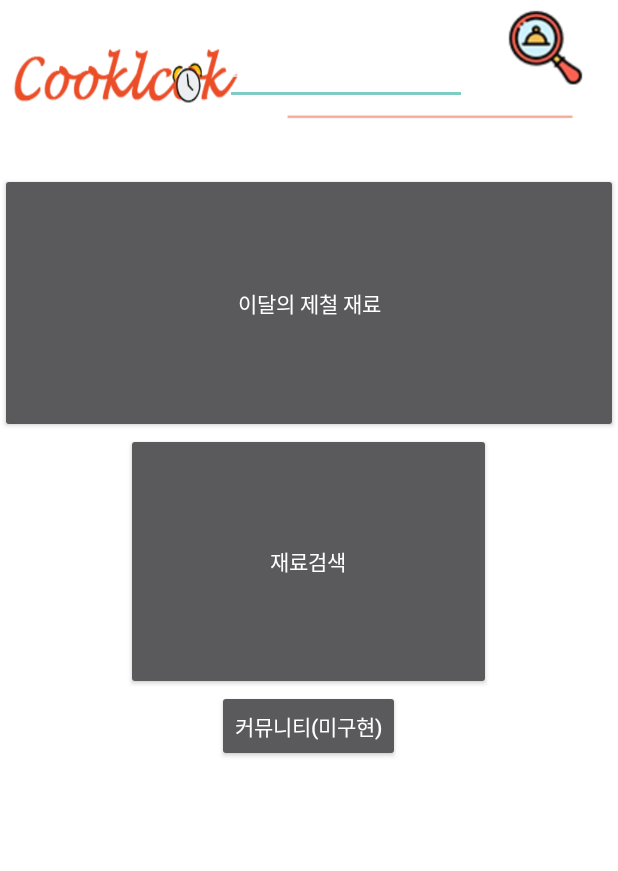
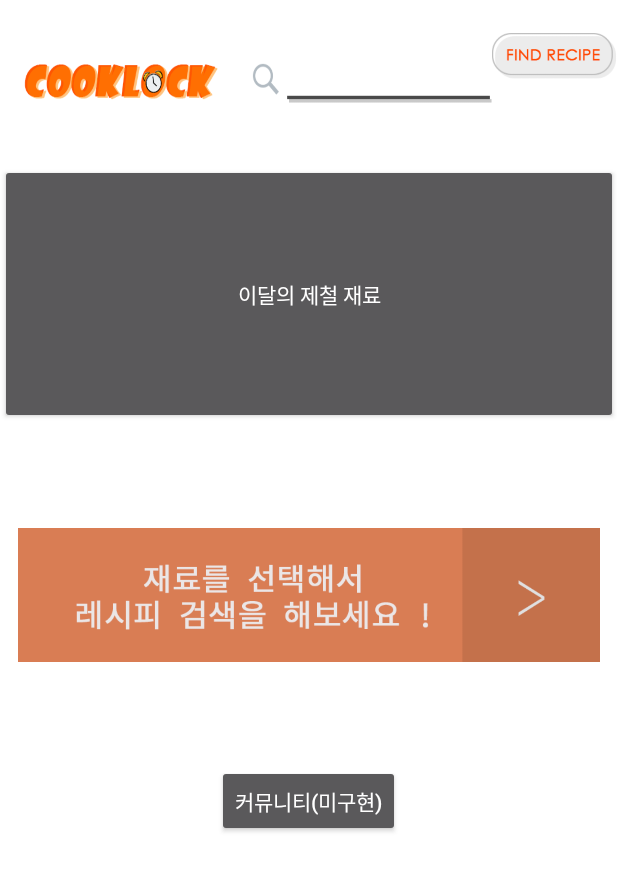
Before and after one commit to hero526/cooklock, an Android app: the screen it shows after launch (MainActivity), on a phone screen of 412 x 824 dp. Shown: the top 871 px of the screen. Run offline under Robolectric (Android 15) with nearby library versions, the phone set to English and light mode, and no system bars.

Commit message:
Finish Main UI except for cook icon

```diff
--- a/app/src/main/res/layout/activity_main.xml
+++ b/app/src/main/res/layout/activity_main.xml
@@ -11,23 +11,26 @@
 
     <LinearLayout
         android:layout_width="match_parent"
-        android:layout_height="70dp"
+        android:layout_height="64dp"
+        android:gravity="right"
         android:orientation="horizontal">
 
         <EditText
-            android:layout_width="161dp"
+            android:layout_width="136dp"
             android:layout_height="match_parent"
             android:layout_marginLeft="150dp"
+            android:background="@null"
             android:hint="원하는 레시피를 입력해주세요!" />
 
         <ImageButton
             android:id="@+id/button2"
-            android:layout_width="match_parent"
-            android:layout_height="64dp"
+            android:layout_width="85dp"
+            android:layout_height="53dp"
+            android:layout_gravity="bottom"
             android:backgroundTint="@android:color/transparent"
             android:onClick="showRecipe"
             android:scaleType="centerCrop"
-            app:srcCompat="@drawable/search_recipe_button" />
+            app:srcCompat="@drawable/find_recipe_btn" />
 
     </LinearLayout>
 
@@ -47,7 +50,7 @@
         android:layout_height="173dp"
         android:onClick="checkDataInput"
         android:text="이달의 제철 재료" />
-
+<!--
     <Button
         android:id="@+id/button"
         android:layout_width="243dp"
@@ -55,6 +58,17 @@
         android:layout_gravity="center_horizontal"
         android:onClick="showIngredient"
         android:text="재료검색" />
+ -->
+
+    <ImageButton
+        android:id="@+id/button"
+        android:layout_width="match_parent"
+        android:layout_height="wrap_content"
+        android:layout_gravity="center_horizontal"
+        android:backgroundTint="@android:color/transparent"
+        android:onClick="showIngredient"
+        android:scaleType="centerInside"
+        app:srcCompat="@drawable/search_ingredient_btn" />
 
     <Button
         android:id="@+id/button3"
```
Also changed, not shown: app/src/main/res/drawable-v24/background.png, app/src/main/res/drawable-v24/find_recipe_btn.png (added), app/src/main/res/drawable-v24/search_ingredient_btn.png (added), app/src/main/res/drawable-v24/search_recipe_button.png (deleted).
